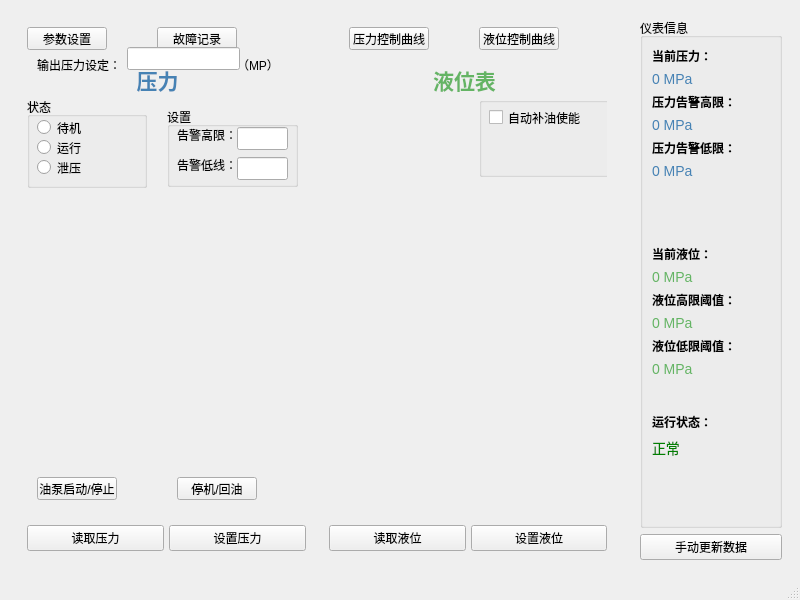
Before: the Qt Designer form mainwindow.ui in anzisheng/Dashboard, drawn with Qt 5.
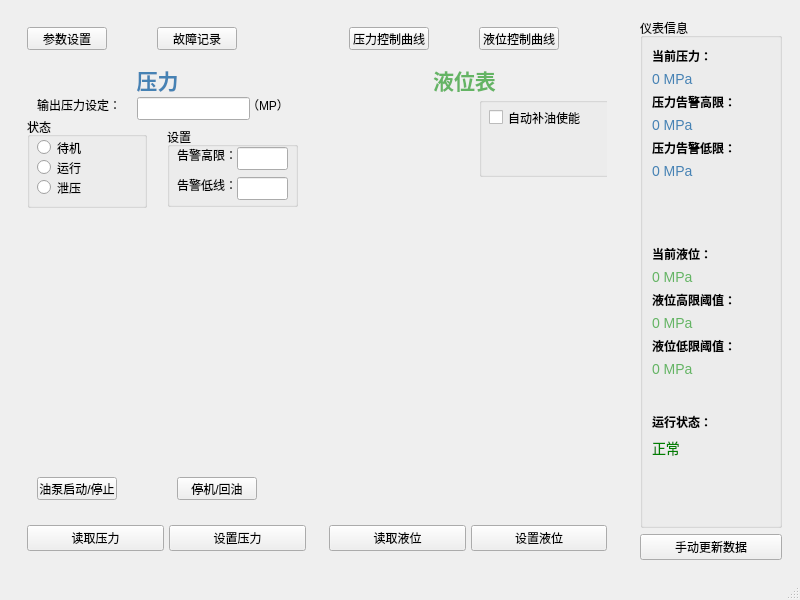
After: the same form once the commit is applied. Custom widgets are drawn as their Qt base class.

Patch:
```diff
--- a/mainwindow.ui
+++ b/mainwindow.ui
@@ -92,7 +92,7 @@
                <property name="geometry">
                 <rect>
                  <x>140</x>
-                 <y>80</y>
+                 <y>100</y>
                  <width>131</width>
                  <height>80</height>
                 </rect>
@@ -151,7 +151,7 @@
                <property name="geometry">
                 <rect>
                  <x>0</x>
-                 <y>70</y>
+                 <y>90</y>
                  <width>120</width>
                  <height>91</height>
                 </rect>
@@ -229,7 +229,7 @@
                <property name="geometry">
                 <rect>
                  <x>10</x>
-                 <y>30</y>
+                 <y>70</y>
                  <width>81</width>
                  <height>16</height>
                 </rect>
@@ -241,8 +241,8 @@
               <widget class="QLineEdit" name="lineEdit_5">
                <property name="geometry">
                 <rect>
-                 <x>100</x>
-                 <y>20</y>
+                 <x>110</x>
+                 <y>70</y>
                  <width>113</width>
                  <height>23</height>
                 </rect>
@@ -251,8 +251,8 @@
               <widget class="QLabel" name="label_6">
                <property name="geometry">
                 <rect>
-                 <x>210</x>
-                 <y>30</y>
+                 <x>220</x>
+                 <y>70</y>
                  <width>53</width>
                  <height>15</height>
                 </rect>
```
